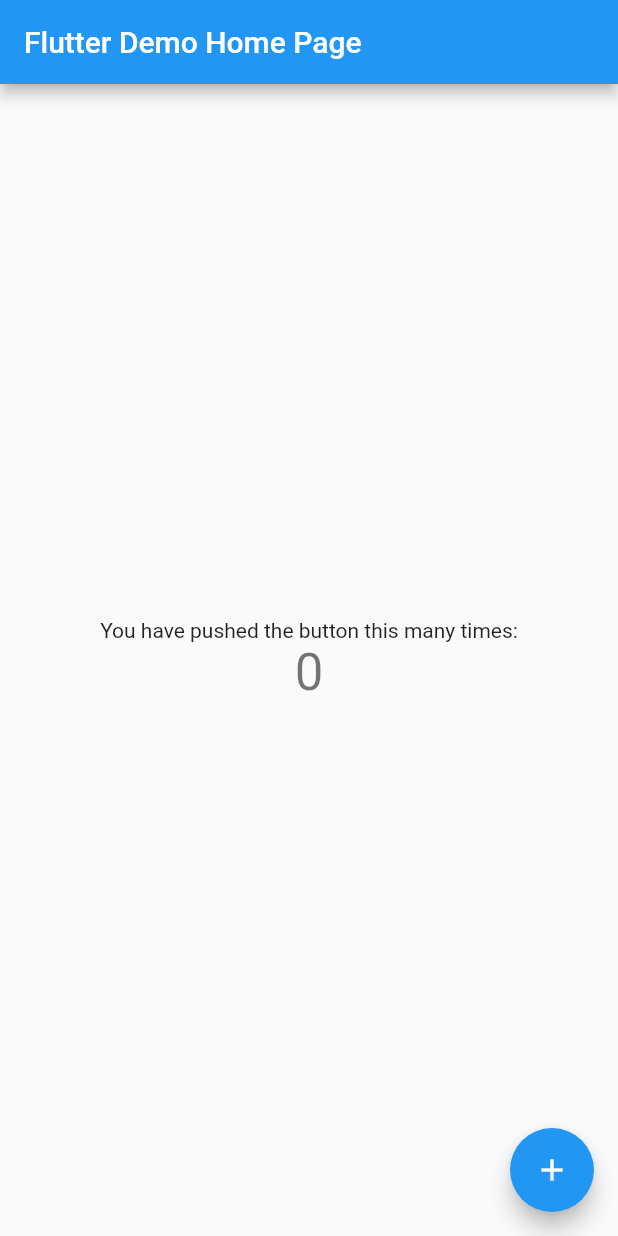
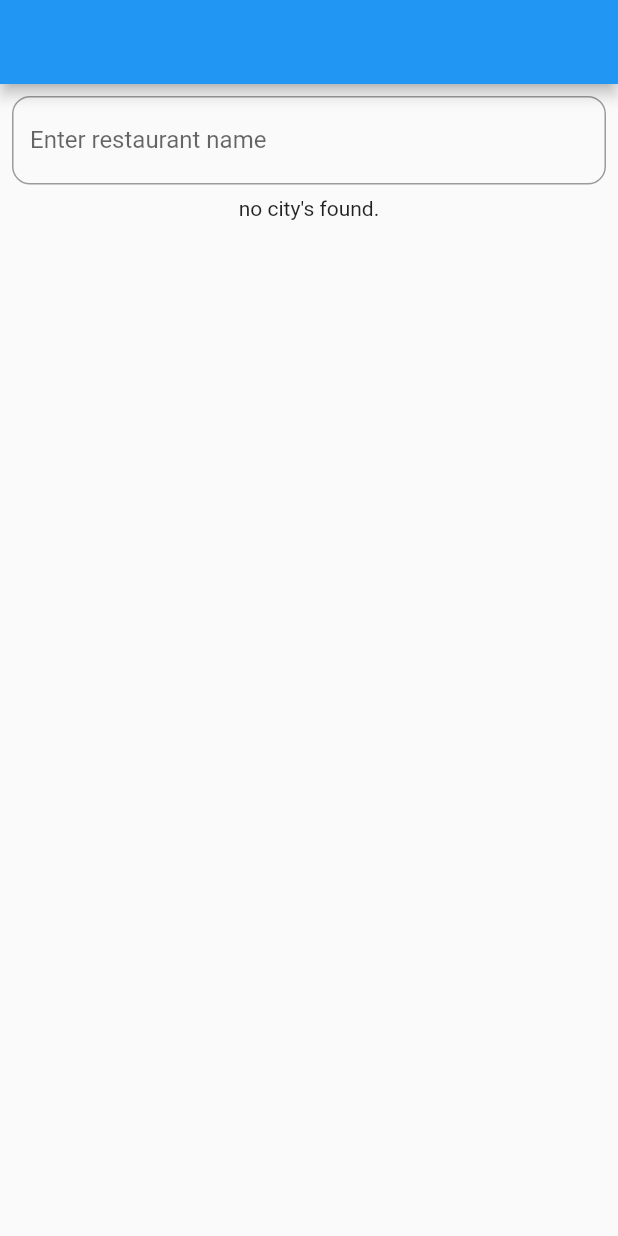
Before and after one commit to vijayboosa/zomato_client, a Flutter app: the screen it shows after launch, on a phone screen of 412 x 824 dp. Run offline on Flutter 3.47's test engine with Material 2 defaults, Android fonts, the phone set to English and light mode, and no system bars; our stand-ins replace bloc, dartz, flutter_bloc, freezed_annotation; generated files the repository leaves out were written again.

Commit message:
able to query the citys

```diff
--- /dev/null
+++ b/lib/application/zomato_client/zomato_search_event.dart
@@ -0,0 +1,7 @@
+part of 'zomato_search_bloc.dart';
+
+@freezed
+abstract class ZomatoSearchEvent with _$ZomatoSearchEvent{
+  const factory ZomatoSearchEvent.searchCity(String cityName) = SerachCity;
+  const factory ZomatoSearchEvent.searchRestaurent(String restaurentName) = RestaurentName;
+}
--- /dev/null
+++ b/lib/application/zomato_client/zomato_search_state.dart
@@ -0,0 +1,22 @@
+part of 'zomato_search_bloc.dart';
+
+@freezed
+abstract class ZomatoSearchState with _$ZomatoSearchState {
+  const factory ZomatoSearchState({
+    @required String message,
+    @required List<City> cities,
+    @required bool serveError,
+    @required bool invalidApi,
+    @required bool badRequest,
+    @required bool searching,
+  }) = _ZomatoSearchState;
+
+  factory ZomatoSearchState.initial() => ZomatoSearchState(
+      cities: [],
+      message: '',
+      serveError: false,
+      badRequest: false,
+      invalidApi: false,
+      searching: false,
+      );
+}
--- /dev/null
+++ b/lib/domain/zomato_request/city.dart
@@ -0,0 +1,18 @@
+import 'package:freezed_annotation/freezed_annotation.dart';
+
+part 'city.freezed.dart';
+
+@freezed
+abstract class City with _$City {
+  factory City({
+    String entityType,
+    int entityId,
+    String title,
+    double latitude,
+    double longitude,
+    int cityId,
+    String cityName,
+    int countryId,
+    String countryName,
+  }) = _City;
+}
--- /dev/null
+++ b/lib/domain/zomato_request/restaurent.dart
@@ -0,0 +1,15 @@
+import 'package:freezed_annotation/freezed_annotation.dart';
+
+part 'restaurent.freezed.dart';
+
+@freezed
+abstract class Restaurent with _$Restaurent {
+  factory Restaurent({
+    String id,
+    String name,
+    Map<String, dynamic> location,
+    String locationVerbose,
+    String timings,
+    String userRating,
+  }) = _Restaurent;
+}
--- /dev/null
+++ b/lib/domain/zomato_request/zomato_request_failures.dart
@@ -0,0 +1,12 @@
+
+import 'package:freezed_annotation/freezed_annotation.dart';
+
+
+part 'zomato_request_failures.freezed.dart';
+
+@freezed
+abstract class ZomatoRequestFailures with _$ZomatoRequestFailures {
+  const factory ZomatoRequestFailures.serverError() = _ServerError;
+  const factory ZomatoRequestFailures.badRequest404() = _BadRequest404;
+  const factory ZomatoRequestFailures.invalidApiKey() = _InvalidApiKey;
+}
--- a/lib/main.dart
+++ b/lib/main.dart
@@ -1,4 +1,5 @@
 import 'package:flutter/material.dart';
+import 'package:zomato_api/presentation/homepage/home_page.dart';
 
 void main() => runApp(MyApp());
 
@@ -9,103 +10,19 @@ class MyApp extends StatelessWidget {
     return MaterialApp(
       title: 'Flutter Demo',
       theme: ThemeData(
-        // This is the theme of your application.
-        //
-        // Try running your application with "flutter run". You'll see the
-        // application has a blue toolbar. Then, without quitting the app, try
-        // changing the primarySwatch below to Colors.green and then invoke
-        // "hot reload" (press "r" in the console where you ran "flutter run",
-        // or simply save your changes to "hot reload" in a Flutter IDE).
-        // Notice that the counter didn't reset back to zero; the application
-        // is not restarted.
         primarySwatch: Colors.blue,
       ),
-      home: MyHomePage(title: 'Flutter Demo Home Page'),
+      home: MyHomePage(),
     );
   }
 }
 
-class MyHomePage extends StatefulWidget {
-  MyHomePage({Key key, this.title}) : super(key: key);
-
-  // This widget is the home page of your application. It is stateful, meaning
-  // that it has a State object (defined below) that contains fields that affect
-  // how it looks.
-
-  // This class is the configuration for the state. It holds the values (in this
-  // case the title) provided by the parent (in this case the App widget) and
-  // used by the build method of the State. Fields in a Widget subclass are
-  // always marked "final".
-
-  final String title;
-
-  @override
-  _MyHomePageState createState() => _MyHomePageState();
-}
-
-class _MyHomePageState extends State<MyHomePage> {
-  int _counter = 0;
-
-  void _incrementCounter() {
-    setState(() {
-      // This call to setState tells the Flutter framework that something has
-      // changed in this State, which causes it to rerun the build method below
-      // so that the display can reflect the updated values. If we changed
-      // _counter without calling setState(), then the build method would not be
-      // called again, and so nothing would appear to happen.
-      _counter++;
-    });
-  }
-
+class MyHomePage extends StatelessWidget {
   @override
   Widget build(BuildContext context) {
-    // This method is rerun every time setState is called, for instance as done
-    // by the _incrementCounter method above.
-    //
-    // The Flutter framework has been optimized to make rerunning build methods
-    // fast, so that you can just rebuild anything that needs updating rather
-    // than having to individually change instances of widgets.
     return Scaffold(
-      appBar: AppBar(
-        // Here we take the value from the MyHomePage object that was created by
-        // the App.build method, and use it to set our appbar title.
-        title: Text(widget.title),
-      ),
-      body: Center(
-        // Center is a layout widget. It takes a single child and positions it
-        // in the middle of the parent.
-        child: Column(
-          // Column is also a layout widget. It takes a list of children and
-          // arranges them vertically. By default, it sizes itself to fit its
-          // children horizontally, and tries to be as tall as its parent.
-          //
-          // Invoke "debug painting" (press "p" in the console, choose the
-          // "Toggle Debug Paint" action from the Flutter Inspector in Android
-          // Studio, or the "Toggle Debug Paint" command in Visual Studio Code)
-          // to see the wireframe for each widget.
-          //
-          // Column has various properties to control how it sizes itself and
-          // how it positions its children. Here we use mainAxisAlignment to
-          // center the children vertically; the main axis here is the vertical
-          // axis because Columns are vertical (the cross axis would be
-          // horizontal).
-          mainAxisAlignment: MainAxisAlignment.center,
-          children: <Widget>[
-            Text(
-              'You have pushed the button this many times:',
-            ),
-            Text(
-              '$_counter',
-              style: Theme.of(context).textTheme.display1,
-            ),
-          ],
-        ),
-      ),
-      floatingActionButton: FloatingActionButton(
-        onPressed: _incrementCounter,
-        tooltip: 'Increment',
-        child: Icon(Icons.add),
-      ), // This trailing comma makes auto-formatting nicer for build methods.
+      appBar: AppBar(),
+      body: HomePage(),
     );
   }
 }
--- /dev/null
+++ b/lib/presentation/homepage/home_page.dart
@@ -0,0 +1,21 @@
+import 'package:flutter/material.dart';
+import 'package:flutter_bloc/flutter_bloc.dart';
+import 'package:zomato_api/application/zomato_client/zomato_search_bloc.dart';
+import 'package:zomato_api/infrastructure/zomato_request/zomato_client.dart';
+import 'package:zomato_api/presentation/homepage/widgets/hompage_search.dart';
+
+class HomePage extends StatefulWidget {
+  @override
+  _HomePageState createState() => _HomePageState();
+}
+
+class _HomePageState extends State<HomePage> {
+  @override
+  Widget build(BuildContext context) {
+    return BlocProvider(
+      create: (BuildContext context) =>
+          ZomatoSearchBloc(iZomatoClient: ZomatoResponseFacade()),
+      child: HomePageSearch(),
+    );
+  }
+}
--- /dev/null
+++ b/lib/presentation/homepage/widgets/hompage_search.dart
@@ -0,0 +1,44 @@
+import 'package:flutter/material.dart';
+import 'package:flutter_bloc/flutter_bloc.dart';
+import 'package:zomato_api/application/zomato_client/zomato_search_bloc.dart';
+
+class HomePageSearch extends StatelessWidget {
+  @override
+  Widget build(BuildContext context) {
+    return BlocConsumer<ZomatoSearchBloc, ZomatoSearchState>(
+      listener: (context, state) {},
+      builder: (context, state) => Column(children: <Widget>[
+        Padding(
+          padding: const EdgeInsets.all(8.0),
+          child: TextField(
+            onChanged: (value) {
+              context
+                  .bloc<ZomatoSearchBloc>()
+                  .add(ZomatoSearchEvent.searchCity(value));
+            },
+            decoration: InputDecoration(
+              // hintText: 'Enter restaurant name',
+              labelText: 'Enter restaurant name',
+              border: OutlineInputBorder(
+                borderRadius: BorderRadius.circular(12.0),
+              ),
+            ),
+          ),
+        ),
+        (state.searching == false && state.cities.length == 0)
+            ? Center(child: Text("no city's found."))
+            : Expanded(
+                          child: ListView.builder(
+                  itemBuilder: (context, item) {
+                    print(item);
+                    return ListTile(
+                      title: Text(state.cities[item].cityName),
+                    );
+                  },
+                  itemCount: state.cities.length,
+                ),
+            )
+      ]),
+    );
+  }
+}
```
Also changed, not shown: lib/application/zomato_client/zomato_search_bloc.dart (added, +44 -0 lines), lib/domain/zomato_request/zomato_client.dart (added, +12 -0 lines), lib/infrastructure/zomato_request/zomato_client.dart (added, +53 -0 lines), pubspec.yaml (+6 -2 lines), lib/application/zomato_client/zomato_search_bloc.freezed.dart (added), lib/domain/core/failures.dart (added), lib/domain/zomato_request/city.freezed.dart (added), lib/domain/zomato_request/restaurent.freezed.dart (added), lib/domain/zomato_request/zomato_request_failures.freezed.dart (added), pubspec.lock.
